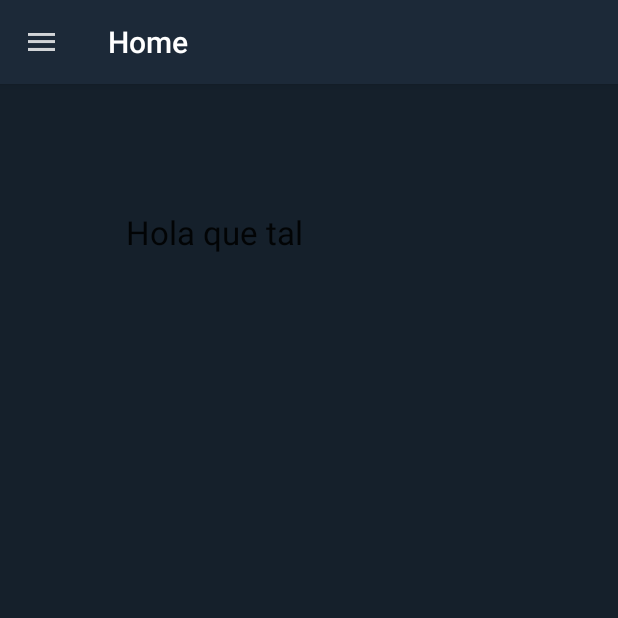
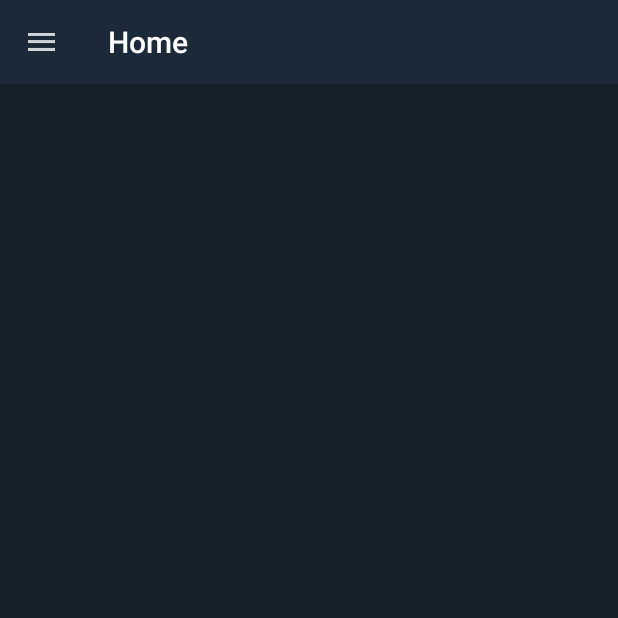
Before and after one commit to dgrdm9/ComputerHistory, an Android app: the screen it shows after launch (MainActivity), on a phone screen of 412 x 824 dp, the top half of it. Run offline under Robolectric (Android 15) with nearby library versions, the phone set to English and light mode, and no system bars.

Commit message:
Minor changes

```diff
--- a/app/src/main/res/layout/fragment_home.xml
+++ b/app/src/main/res/layout/fragment_home.xml
@@ -7,15 +7,4 @@
     android:background="#15202B"
     tools:context=".Fragments.HomeFragment">
 
-    <TextView
-        android:layout_width="wrap_content"
-        android:layout_height="wrap_content"
-        android:layout_gravity="center"
-        android:layout_marginStart="84dp"
-        android:layout_marginTop="84dp"
-        android:text="Hola que tal"
-        android:textAppearance="@style/TextAppearance.AppCompat.Large"
-        app:layout_constraintStart_toStartOf="parent"
-        app:layout_constraintTop_toTopOf="parent" />
-
 </android.support.constraint.ConstraintLayout>
--- a/app/src/main/res/layout/header_navigation_drawer.xml
+++ b/app/src/main/res/layout/header_navigation_drawer.xml
@@ -19,7 +19,7 @@
         android:layout_width="wrap_content"
         android:layout_height="wrap_content"
         android:layout_marginTop="12dp"
-        android:text="@string/comp_history"
+        android:text="@string/app_name"
         android:textAppearance="@style/TextAppearance.AppCompat.Large"
         android:textColor="@android:color/white"
         android:textStyle="bold"
--- a/app/src/main/res/values/strings.xml
+++ b/app/src/main/res/values/strings.xml
@@ -1,14 +1,11 @@
 <resources>
-    <string name="app_name">ComputerHistory</string>
+    <string name="app_name">Computer History</string>
     <string name="first_gen">Primera Generación</string>
     <string name="second_gen">Segunda Generación</string>
     <string name="third_gen">Tercera Generación</string>
     <string name="forth_gen">Cuarta Generación</string>
     <string name="prehistory">Prehistoria</string>
-    <string name="comp_history">Computer History</string>
     <string name="group">Generaciones</string>
-
-    <!-- TODO: Remove or change this placeholder text -->
     <string name="hello_blank_fragment">Hello blank fragment</string>
     <string name="defaultFragment">Home</string>
     <string name="madeby">Made by David Garrido</string>
```
Also changed, not shown: app/src/main/computacion-web.png (added).
